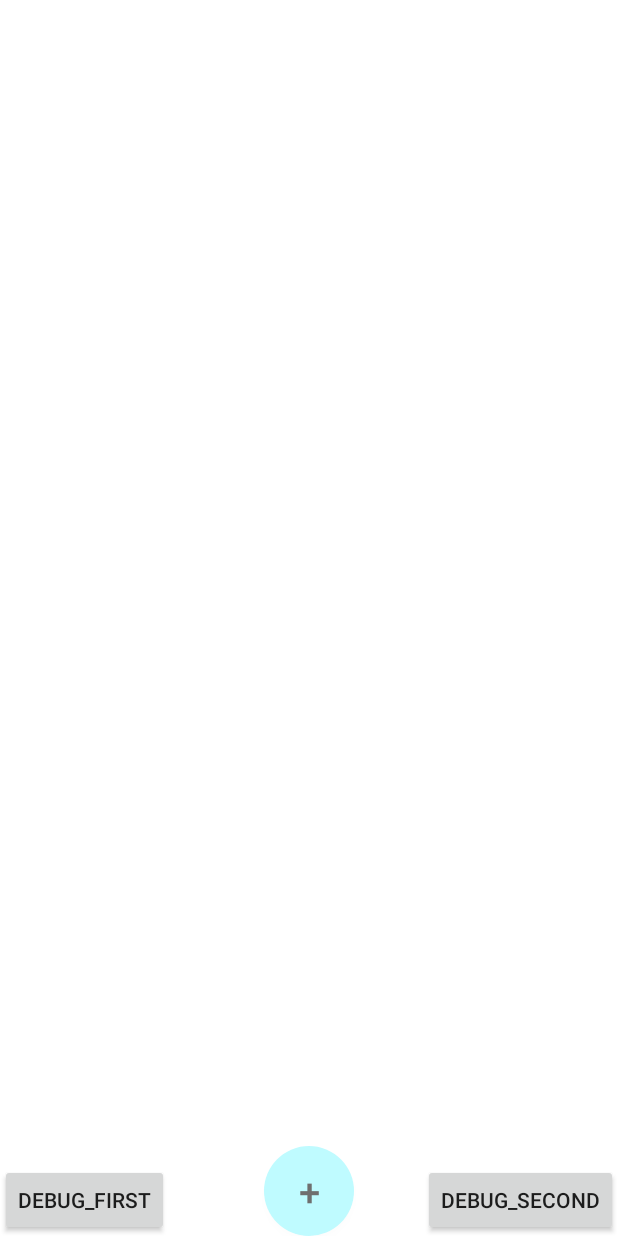
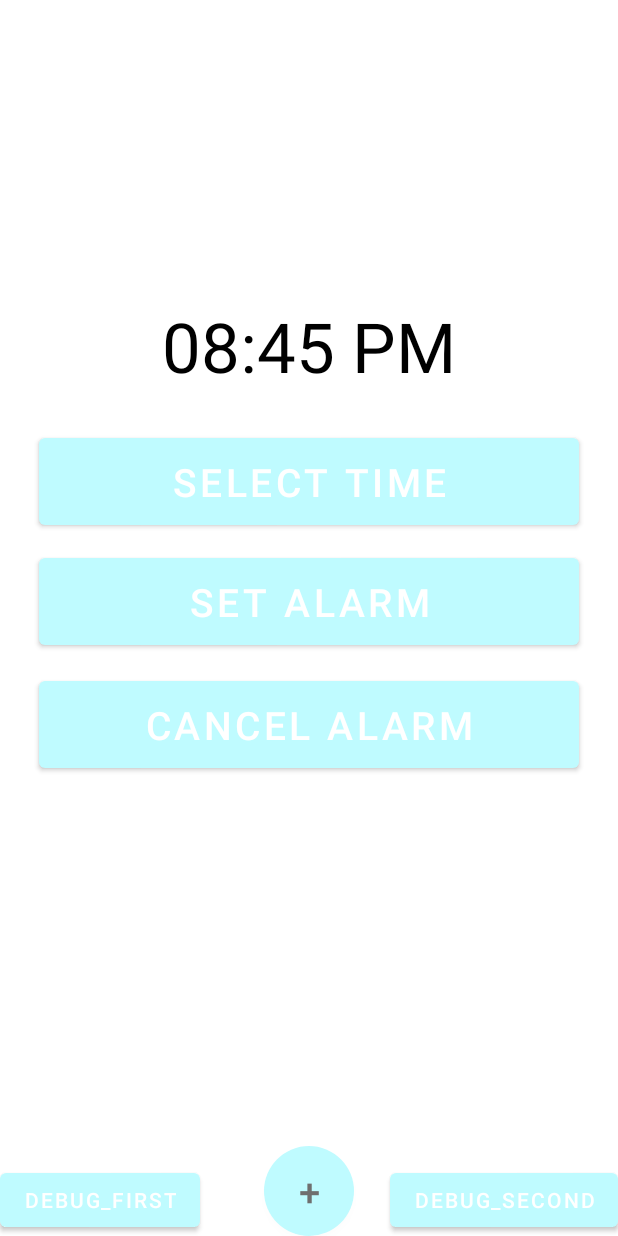
Before and after one commit to haruto0707/HACKU-Meijo-2023-codespaces, an Android app: the layout fragment_home.xml on its own in the app's theme, with its tools: preview values and no code run, on a phone screen of 412 x 824 dp. Run offline under Robolectric (Android 15) with nearby library versions, the phone set to English and light mode, and no system bars.

Commit message:
alarm_first

```diff
--- a/app/build.gradle
+++ b/app/build.gradle
@@ -48,11 +48,15 @@ dependencies {
   implementation 'androidx.activity:activity-ktx:1.2.3'
 
   implementation 'com.google.android.gms:play-services-location:18.0.0'
+  implementation 'com.google.android.material:material:1.4.0'
+  implementation "androidx.core:core-ktx:1.7.0"
+
+
 
   // Testing Dependencies
   testImplementation 'junit:junit:4.13.2'
   androidTestImplementation 'androidx.test.ext:junit:1.1.2'
-  androidTestImplementation 'androidx.test.espresso:espresso-core:3.3.0'
+  androidTestImplementation 'androidx.test.espresso:espresso-core:3.5.1'
 
   // TUTORIAL DEPENDENCIES HERE
 
--- /dev/null
+++ b/app/src/main/java/com/raywenderlich/android/sleepguardian/DestinationActivity.kt
@@ -0,0 +1,4 @@
+package com.raywenderlich.android.sleepguardian
+
+class DestinationActivity {
+}
--- a/app/src/main/res/layout/activity_first_alarm.xml
+++ b/app/src/main/res/layout/activity_first_alarm.xml
@@ -48,7 +48,7 @@
         android:text="TextView"
         android:textColor="#BFFBFF"
         android:textSize="70sp"
-        app:layout_constraintBottom_toTopOf="@+id/button"
+        app:layout_constraintBottom_toTopOf="@+id/toHome"
         app:layout_constraintEnd_toEndOf="parent"
         app:layout_constraintStart_toStartOf="parent"
         app:layout_constraintTop_toTopOf="parent" />
--- a/app/src/main/res/layout/fragment_home.xml
+++ b/app/src/main/res/layout/fragment_home.xml
@@ -5,7 +5,8 @@
     android:layout_height="match_parent"
     xmlns:app="http://schemas.android.com/apk/res-auto"
     android:background="#FFFFFF"
-    tools:context=".Home">
+    tools:context=".Home"
+    android:orientation="vertical">
 
     <!-- TODO: Update blank fragment layout -->
 
@@ -38,5 +39,47 @@
         android:text="Debug_Second"
         android:layout_gravity="bottom|end"/>
 
+    <TextView
+        android:layout_width="match_parent"
+        android:layout_height="wrap_content"
+        android:id="@+id/selectedTime"
+        android:layout_marginTop="200dp"
+        android:text="08:45 PM"
+        android:textAlignment="center"
+        android:textColor="#000000"
+        android:textSize="46dp"/>
+
+    <Button
+        android:id="@+id/selectTimeBtn"
+        android:layout_width="match_parent"
+        android:layout_height="70dp"
+        android:layout_marginHorizontal="26dp"
+        android:layout_marginTop="36dp"
+        android:text="Select Time"
+        android:textSize="26dp"
+        android:translationY="250dp" />
+
+    <Button
+        android:id="@+id/setAlarmBtn"
+        android:layout_width="match_parent"
+        android:layout_height="70dp"
+        android:layout_marginHorizontal="26dp"
+        android:layout_marginTop="36dp"
+        android:text="Set Alarm"
+        android:textSize="26dp"
+        android:translationY="330dp" />
+
+    <Button
+        android:id="@+id/cancelAlarmBtn"
+        android:layout_width="match_parent"
+        android:layout_height="70dp"
+        android:layout_marginHorizontal="26dp"
+        android:layout_marginTop="8dp"
+        android:text="Cancel Alarm"
+        android:textSize="26dp"
+        android:translationY="440dp" />
+
+
+
 
 </FrameLayout>
--- a/app/src/main/res/values/styles.xml
+++ b/app/src/main/res/values/styles.xml
@@ -1,7 +1,7 @@
 <resources>
 
   <!-- Base application Theme -->
-  <style name="AppTheme" parent="Theme.AppCompat.DayNight.DarkActionBar">
+  <style name="AppTheme" parent="Theme.MaterialComponents.Light.DarkActionBar">
     <!-- Customize your theme here. -->
     <item name="colorPrimary">@color/colorPrimary</item>
     <item name="colorPrimaryDark">@color/colorPrimaryDark</item>
@@ -10,6 +10,7 @@
 
     <item name="actionOverflowButtonStyle">@style/Threedotcolor</item>
   </style>
+
 
   <style name="TextAppearance.AppCompat.Widget.ActionBar.Title" parent="@android:style/TextAppearance">
     <item name="android:textColor">@color/titleTextColor</item>
```
Also changed, not shown: app/src/main/AndroidManifest.xml (+14 -0 lines), app/src/main/java/com/raywenderlich/android/sleepguardian/AlarmService.kt (added, +91 -0 lines), app/src/main/java/com/raywenderlich/android/sleepguardian/Home.kt (+139 -25 lines), app/src/main/java/com/raywenderlich/android/sleepguardian/MainActivity.kt (+23 -0 lines), app/src/main/java/com/raywenderlich/android/sleepguardian/firstAlarm.kt (+24 -4 lines), app/src/main/java/com/raywenderlich/android/sleepguardian/receiver/AlarmReceiver.kt (added, +41 -0 lines), 576 other files.
